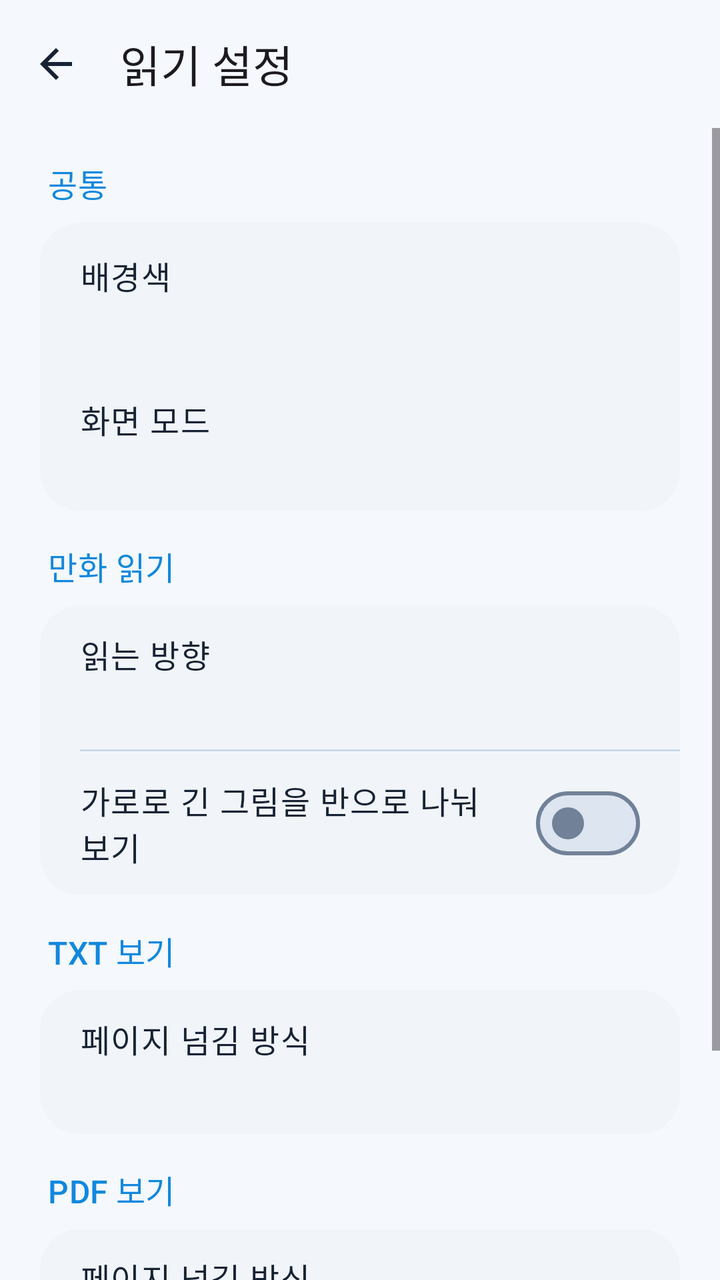
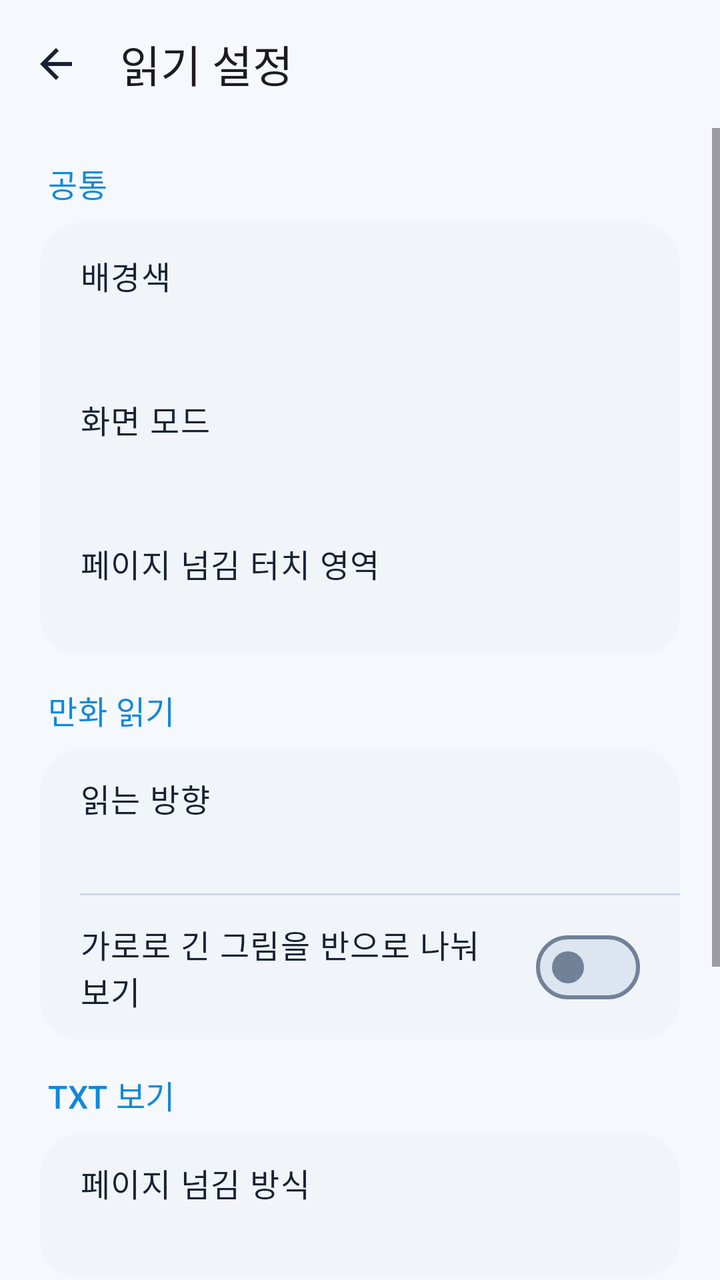

An Android layout rendered at two revisions. The XML below is the earlier revision; the diff shows what the commit changed to produce the second picture.
<!-- AndroidManifest.xml: application theme Theme.WaterView -->
<!-- res/layout/activity_settings.xml -->
<?xml version="1.0" encoding="utf-8"?>
<LinearLayout xmlns:android="http://schemas.android.com/apk/res/android"
    xmlns:app="http://schemas.android.com/apk/res-auto"
    android:id="@+id/settingsRoot"
    android:layout_width="match_parent"
    android:layout_height="match_parent"
    android:orientation="vertical"
    android:background="?attr/colorSurface">

    <com.google.android.material.appbar.MaterialToolbar
        android:id="@+id/settingsToolbar"
        android:layout_width="match_parent"
        android:layout_height="?attr/actionBarSize"
        android:background="?attr/colorSurface"
        app:navigationIcon="@drawable/ic_back"
        app:navigationContentDescription="@string/back"
        app:title="@string/reading_settings"
        app:titleTextAppearance="?attr/textAppearanceTitleLarge" />

    <ScrollView
        android:layout_width="match_parent"
        android:layout_height="0dp"
        android:layout_weight="1"
        android:fillViewport="true">

        <LinearLayout
            android:layout_width="match_parent"
            android:layout_height="wrap_content"
            android:orientation="vertical"
            android:paddingStart="20dp"
            android:paddingTop="16dp"
            android:paddingEnd="20dp"
            android:paddingBottom="24dp">

            <TextView
                android:layout_width="match_parent"
                android:layout_height="wrap_content"
                android:paddingStart="4dp"
                android:paddingBottom="8dp"
                android:text="@string/common_settings"
                android:textAppearance="?attr/textAppearanceTitleMedium"
                android:textColor="?attr/colorPrimary" />

            <com.google.android.material.card.MaterialCardView
                android:layout_width="match_parent"
                android:layout_height="wrap_content"
                android:layout_marginBottom="16dp"
                app:cardBackgroundColor="?attr/colorSurfaceContainerLow"
                app:cardCornerRadius="20dp"
                app:strokeWidth="0dp">

                <LinearLayout
                    android:layout_width="match_parent"
                    android:layout_height="wrap_content"
                    android:orientation="vertical">

                    <LinearLayout
                        android:id="@+id/groundRow"
                        android:layout_width="match_parent"
                        android:layout_height="wrap_content"
                        android:background="?attr/selectableItemBackground"
                        android:clickable="true"
                        android:focusable="true"
                        android:gravity="center_vertical"
                        android:minHeight="72dp"
                        android:orientation="vertical"
                        android:paddingStart="20dp"
                        android:paddingTop="12dp"
                        android:paddingEnd="20dp"
                        android:paddingBottom="12dp">
                        <TextView
                            android:layout_width="match_parent"
                            android:layout_height="wrap_content"
                            android:text="@string/ground_title"
                            android:textAppearance="?attr/textAppearanceBodyLarge"
                            android:textColor="?attr/colorOnSurface" />
                        <TextView
                            android:id="@+id/groundValue"
                            android:layout_width="match_parent"
                            android:layout_height="wrap_content"
                            android:textAppearance="?attr/textAppearanceBodyMedium"
                            android:textColor="?attr/colorOnSurfaceVariant" />
                    </LinearLayout>

                    <LinearLayout
                        android:id="@+id/themeRow"
                        android:layout_width="match_parent"
                        android:layout_height="wrap_content"
                        android:background="?attr/selectableItemBackground"
                        android:clickable="true"
                        android:focusable="true"
                        android:gravity="center_vertical"
                        android:minHeight="72dp"
                        android:orientation="vertical"
                        android:paddingStart="20dp"
                        android:paddingTop="12dp"
                        android:paddingEnd="20dp"
                        android:paddingBottom="12dp">
                        <TextView
                            android:layout_width="match_parent"
                            android:layout_height="wrap_content"
                            android:text="@string/theme_title"
                            android:textAppearance="?attr/textAppearanceBodyLarge"
                            android:textColor="?attr/colorOnSurface" />
                        <TextView
                            android:id="@+id/themeValue"
                            android:layout_width="match_parent"
                            android:layout_height="wrap_content"
                            android:textAppearance="?attr/textAppearanceBodyMedium"
                            android:textColor="?attr/colorOnSurfaceVariant" />
                    </LinearLayout>
                </LinearLayout>
            </com.google.android.material.card.MaterialCardView>


            <TextView
                android:layout_width="match_parent"
                android:layout_height="wrap_content"
                android:paddingStart="4dp"
                android:paddingBottom="8dp"
                android:text="@string/manga_settings"
                android:textAppearance="?attr/textAppearanceTitleMedium"
                android:textColor="?attr/colorPrimary" />

            <com.google.android.material.card.MaterialCardView
                android:layout_width="match_parent"
                android:layout_height="wrap_content"
                android:layout_marginBottom="16dp"
                app:cardBackgroundColor="?attr/colorSurfaceContainerLow"
                app:cardCornerRadius="20dp"
                app:strokeWidth="0dp">

                <LinearLayout
                    android:layout_width="match_parent"
                    android:layout_height="wrap_content"
                    android:orientation="vertical">

                    <LinearLayout
                        android:id="@+id/mangaDirectionRow"
                        android:layout_width="match_parent"
                        android:layout_height="wrap_content"
                        android:background="?attr/selectableItemBackground"
                        android:clickable="true"
                        android:focusable="true"
                        android:gravity="center_vertical"
                        android:minHeight="72dp"
                        android:orientation="vertical"
                        android:paddingStart="20dp"
                        android:paddingTop="12dp"
                        android:paddingEnd="20dp"
                        android:paddingBottom="12dp">
                        <TextView
                            android:layout_width="match_parent"
                            android:layout_height="wrap_content"
                            android:text="@string/manga_direction_title"
                            android:textAppearance="?attr/textAppearanceBodyLarge"
                            android:textColor="?attr/colorOnSurface" />
                        <TextView
                            android:id="@+id/mangaDirectionValue"
                            android:layout_width="match_parent"
                            android:layout_height="wrap_content"
                            android:paddingTop="4dp"
                            android:textAppearance="?attr/textAppearanceBodyMedium"
                            android:textColor="?attr/colorOnSurfaceVariant" />
                    </LinearLayout>

                    <View
                        android:layout_width="match_parent"
                        android:layout_height="1dp"
                        android:layout_marginStart="20dp"
                        android:background="?attr/colorOutlineVariant" />

                    <com.google.android.material.materialswitch.MaterialSwitch
                        android:id="@+id/splitWidePagesSwitch"
                        android:layout_width="match_parent"
                        android:layout_height="wrap_content"
                        android:minHeight="72dp"
                        android:paddingStart="20dp"
                        android:paddingEnd="20dp"
                        android:text="@string/split_wide_pages"
                        android:textAppearance="?attr/textAppearanceBodyLarge"
                        android:textColor="?attr/colorOnSurface" />

                </LinearLayout>
            </com.google.android.material.card.MaterialCardView>

            <TextView
                android:layout_width="match_parent"
                android:layout_height="wrap_content"
                android:paddingStart="4dp"
                android:paddingBottom="8dp"
                android:text="@string/text_settings"
                android:textAppearance="?attr/textAppearanceTitleMedium"
                android:textColor="?attr/colorPrimary" />

            <com.google.android.material.card.MaterialCardView
                android:layout_width="match_parent"
                android:layout_height="wrap_content"
                android:layout_marginBottom="16dp"
                app:cardBackgroundColor="?attr/colorSurfaceContainerLow"
                app:cardCornerRadius="20dp"
                app:strokeWidth="0dp">

                <LinearLayout
                    android:layout_width="match_parent"
                    android:layout_height="wrap_content"
                    android:orientation="vertical">

                    <LinearLayout
                        android:id="@+id/textReadingModeRow"
                        android:layout_width="match_parent"
                        android:layout_height="wrap_content"
                        android:background="?attr/selectableItemBackground"
                        android:clickable="true"
                        android:focusable="true"
                        android:gravity="center_vertical"
                        android:minHeight="72dp"
                        android:orientation="vertical"
                        android:paddingStart="20dp"
                        android:paddingTop="12dp"
                        android:paddingEnd="20dp"
                        android:paddingBottom="12dp">
                        <TextView
                            android:layout_width="match_parent"
                            android:layout_height="wrap_content"
                            android:text="@string/text_reading_mode"
                            android:textAppearance="?attr/textAppearanceBodyLarge"
                            android:textColor="?attr/colorOnSurface" />
                        <TextView
                            android:id="@+id/textReadingModeValue"
                            android:layout_width="match_parent"
                            android:layout_height="wrap_content"
                            android:paddingTop="4dp"
                            android:textAppearance="?attr/textAppearanceBodyMedium"
                            android:textColor="?attr/colorOnSurfaceVariant" />
                    </LinearLayout>
                </LinearLayout>
            </com.google.android.material.card.MaterialCardView>

            <TextView
                android:layout_width="match_parent"
                android:layout_height="wrap_content"
                android:paddingStart="4dp"
                android:paddingBottom="8dp"
                android:text="@string/pdf_settings"
                android:textAppearance="?attr/textAppearanceTitleMedium"
                android:textColor="?attr/colorPrimary" />

            <com.google.android.material.card.MaterialCardView
                android:layout_width="match_parent"
                android:layout_height="wrap_content"
                app:cardBackgroundColor="?attr/colorSurfaceContainerLow"
                app:cardCornerRadius="20dp"
                app:strokeWidth="0dp">
                <LinearLayout
                    android:layout_width="match_parent"
                    android:layout_height="wrap_content"
                    android:orientation="vertical">
                    <LinearLayout
                        android:id="@+id/pdfReadingModeRow"
                        android:layout_width="match_parent"
                        android:layout_height="wrap_content"
                        android:background="?attr/selectableItemBackground"
                        android:clickable="true"
                        android:focusable="true"
                        android:gravity="center_vertical"
                        android:minHeight="72dp"
                        android:orientation="vertical"
                        android:paddingStart="20dp"
                        android:paddingTop="12dp"
                        android:paddingEnd="20dp"
                        android:paddingBottom="12dp">
                        <TextView
                            android:layout_width="match_parent"
                            android:layout_height="wrap_content"
                            android:text="@string/pdf_reading_mode"
                            android:textAppearance="?attr/textAppearanceBodyLarge"
                            android:textColor="?attr/colorOnSurface" />
                        <TextView
                            android:id="@+id/pdfReadingModeValue"
                            android:layout_width="match_parent"
                            android:layout_height="wrap_content"
                            android:paddingTop="4dp"
                            android:textAppearance="?attr/textAppearanceBodyMedium"
                            android:textColor="?attr/colorOnSurfaceVariant" />
                    </LinearLayout>
                    <View
                        android:layout_width="match_parent"
                        android:layout_height="1dp"
                        android:layout_marginStart="20dp"
                        android:background="?attr/colorOutlineVariant" />
                    <com.google.android.material.materialswitch.MaterialSwitch
                        android:id="@+id/pdfSplitWidePagesSwitch"
                        android:layout_width="match_parent"
                        android:layout_height="wrap_content"
                        android:minHeight="72dp"
                        android:paddingStart="20dp"
                        android:paddingEnd="20dp"
                        android:text="@string/pdf_split_wide_pages"
                        android:textAppearance="?attr/textAppearanceBodyLarge"
                        android:textColor="?attr/colorOnSurface" />
                </LinearLayout>
            </com.google.android.material.card.MaterialCardView>

        </LinearLayout>
    </ScrollView>
</LinearLayout>
<!-- resources referenced by this layout -->
<resources>
  <!-- drawable ic_back (drawable) -->
  <?xml version="1.0" encoding="utf-8"?>
  <vector xmlns:android="http://schemas.android.com/apk/res/android"
      android:width="24dp"
      android:height="24dp"
      android:viewportWidth="24"
      android:viewportHeight="24"
      android:tint="?attr/colorOnSurface">
      <path
          android:fillColor="#FF000000"
          android:pathData="M20,11H7.83l5.59,-5.59L12,4l-8,8 8,8 1.41,-1.41L7.83,13H20v-2z" />
  </vector>
  <string name="back">뒤로</string>
  <string name="common_settings">공통</string>
  <string name="ground_title">배경색</string>
  <string name="manga_direction_title">읽는 방향</string>
  <string name="manga_settings">만화 읽기</string>
  <string name="pdf_reading_mode">페이지 넘김 방식</string>
  <string name="pdf_settings">PDF 보기</string>
  <string name="pdf_split_wide_pages">가로로 긴 PDF 페이지를 반으로 나눠 보기</string>
  <string name="reading_settings">읽기 설정</string>
  <string name="split_wide_pages">가로로 긴 그림을 반으로 나눠 보기</string>
  <string name="text_reading_mode">페이지 넘김 방식</string>
  <string name="text_settings">TXT 보기</string>
  <string name="theme_title">화면 모드</string>
  <color name="waterview_primary">#1188DD</color>
  <color name="waterview_on_primary">#FFFFFF</color>
  <color name="waterview_primary_container">#D8EDFF</color>
  <color name="waterview_on_primary_container">#082E50</color>
  <color name="waterview_secondary">#29486F</color>
  <color name="waterview_on_secondary">#FFFFFF</color>
  <color name="waterview_secondary_container">#DEE9F8</color>
  <color name="waterview_on_secondary_container">#172D49</color>
  <color name="waterview_tertiary">#176D95</color>
  <color name="waterview_on_tertiary">#FFFFFF</color>
  <color name="waterview_tertiary_container">#CDEEFF</color>
  <color name="waterview_on_tertiary_container">#002B3D</color>
  <color name="waterview_error">#BA1A1A</color>
  <color name="waterview_on_error">#FFFFFF</color>
  <color name="waterview_error_container">#F9DEDC</color>
  <color name="waterview_on_error_container">#410E0B</color>
  <color name="waterview_surface">#F5F8FC</color>
  <color name="waterview_on_surface">#172234</color>
  <color name="waterview_surface_variant">#E6EDF6</color>
  <color name="waterview_on_surface_variant">#46566D</color>
  <color name="waterview_surface_container_lowest">#FFFFFF</color>
  <color name="waterview_surface_container_low">#F1F5FA</color>
  <color name="waterview_surface_container">#EAF0F7</color>
  <color name="waterview_surface_container_high">#E4EBF4</color>
  <color name="waterview_surface_container_highest">#DCE5F0</color>
  <color name="waterview_surface_dim">#D5DFEB</color>
  <color name="waterview_surface_bright">#FFFFFF</color>
  <color name="waterview_outline">#718198</color>
  <color name="waterview_outline_variant">#CDD8E6</color>
  <color name="waterview_inverse_surface">#25344A</color>
  <color name="waterview_inverse_on_surface">#EDF3FC</color>
  <color name="waterview_inverse_primary">#62BAEE</color>
  <!-- unchanged entries left out for length: 1 -->
</resources>

<!-- the commit's change to res/layout/activity_settings.xml (unified diff, before → after) -->
@@ -109,6 +109,33 @@
                             android:textAppearance="?attr/textAppearanceBodyMedium"
                             android:textColor="?attr/colorOnSurfaceVariant" />
                     </LinearLayout>
+                    <LinearLayout
+                        android:id="@+id/tapEdgeRow"
+                        android:layout_width="match_parent"
+                        android:layout_height="wrap_content"
+                        android:background="?attr/selectableItemBackground"
+                        android:clickable="true"
+                        android:focusable="true"
+                        android:gravity="center_vertical"
+                        android:minHeight="72dp"
+                        android:orientation="vertical"
+                        android:paddingStart="20dp"
+                        android:paddingTop="12dp"
+                        android:paddingEnd="20dp"
+                        android:paddingBottom="12dp">
+                        <TextView
+                            android:layout_width="match_parent"
+                            android:layout_height="wrap_content"
+                            android:text="@string/tap_edge_title"
+                            android:textAppearance="?attr/textAppearanceBodyLarge"
+                            android:textColor="?attr/colorOnSurface" />
+                        <TextView
+                            android:id="@+id/tapEdgeValue"
+                            android:layout_width="match_parent"
+                            android:layout_height="wrap_content"
+                            android:textAppearance="?attr/textAppearanceBodyMedium"
+                            android:textColor="?attr/colorOnSurfaceVariant" />
+                    </LinearLayout>
                 </LinearLayout>
             </com.google.android.material.card.MaterialCardView>
 
<!-- resource entries referenced after the edit -->
@@ -22,6 +22,7 @@
   <string name="pdf_split_wide_pages">가로로 긴 PDF 페이지를 반으로 나눠 보기</string>
   <string name="reading_settings">읽기 설정</string>
   <string name="split_wide_pages">가로로 긴 그림을 반으로 나눠 보기</string>
+  <string name="tap_edge_title">페이지 넘김 터치 영역</string>
   <string name="text_reading_mode">페이지 넘김 방식</string>
   <string name="text_settings">TXT 보기</string>
   <string name="theme_title">화면 모드</string>
